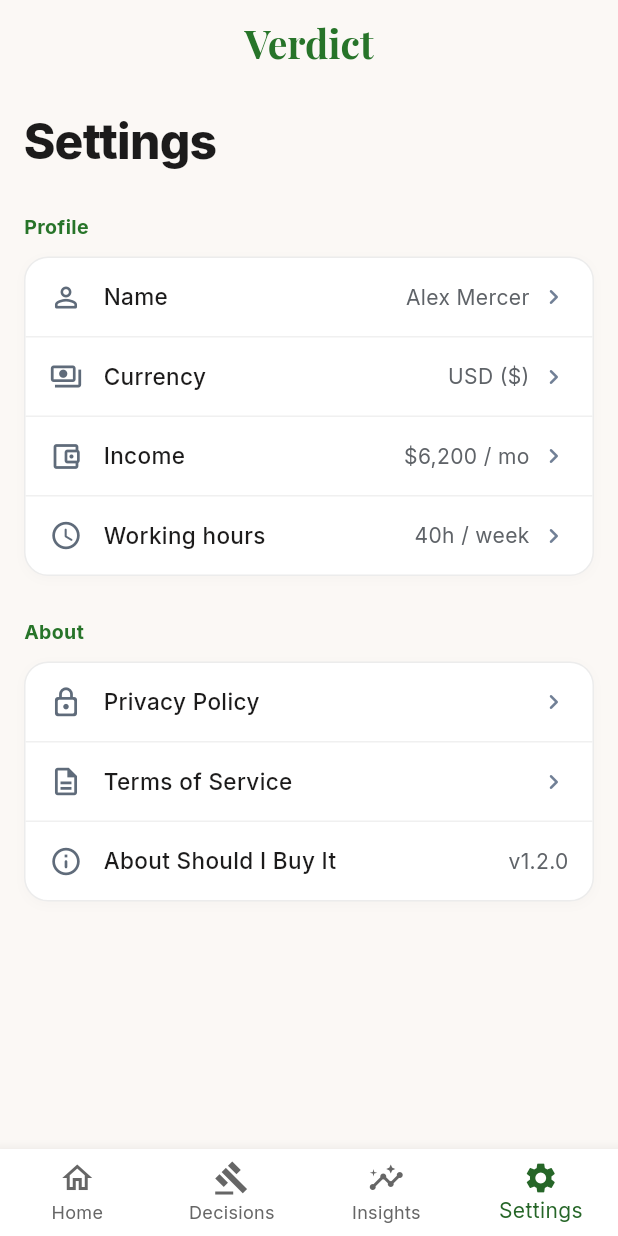
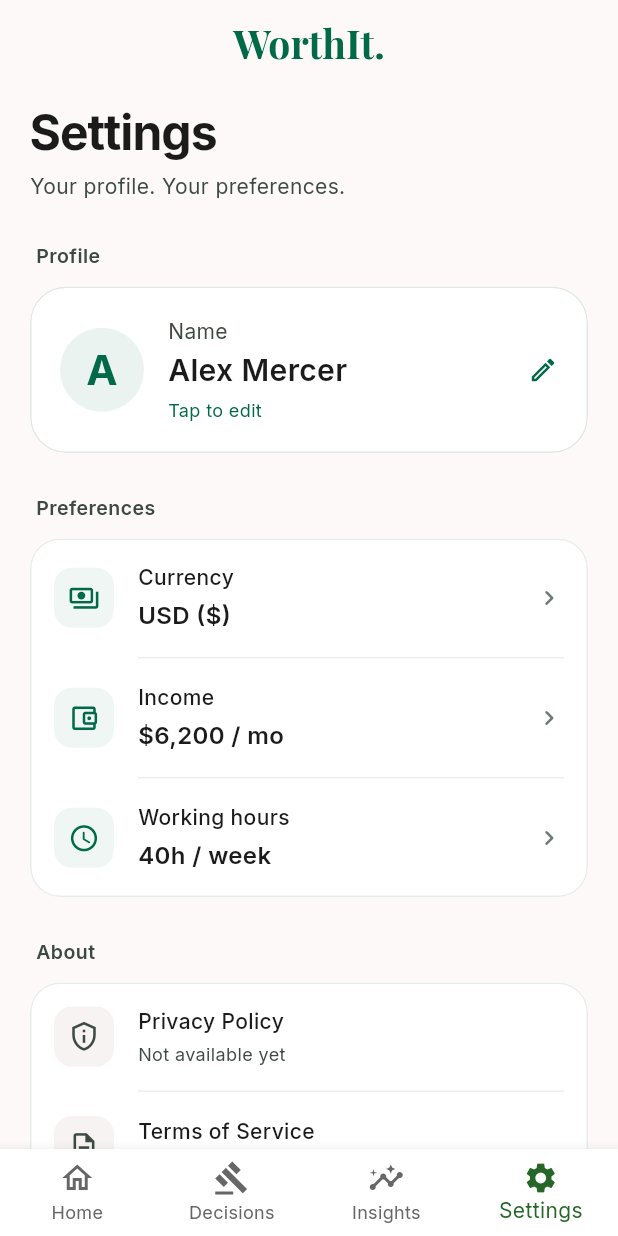
Before and after one commit to i-Abdulhaseeb/WorthItApp, a Flutter app: the screen it shows after launch, item 4 of the bottom bar chosen, on a phone screen of 412 x 824 dp. Run offline on Flutter 3.47's test engine with Material 3 defaults, Android fonts, the phone set to English and light mode, and no system bars; our stand-ins replace firebase_ai, firebase_core, get, google_fonts, hive, hive_flutter and 1 more; missing offline and left inert: firebase_app_check; accounts and stored records are empty.

Commit message:
Refresh Settings UI with profile card and grouped preferences

```diff
--- a/lib/features/settings/views/settings_view.dart
+++ b/lib/features/settings/views/settings_view.dart
@@ -2,6 +2,8 @@ import 'package:flutter/material.dart';
 import 'package:get/get.dart';
 import 'package:google_fonts/google_fonts.dart';
 
+import '../../../app/theme/app_colors.dart';
+import '../../../app/theme/app_text_styles.dart';
 import '../controllers/settings_controller.dart';
 import '../widgets/currency_popup.dart';
 import '../widgets/income_popup.dart';
@@ -9,180 +11,280 @@ import '../widgets/name_popup.dart';
 import '../widgets/settings_tile.dart';
 import '../widgets/working_hours_popup.dart';
 
-/// Settings and preferences view
+/// Profile and preferences, using the same palette as the purchase flow.
 class SettingsView extends GetView<SettingsController> {
   const SettingsView({super.key});
 
   @override
   Widget build(BuildContext context) {
     return Scaffold(
-      backgroundColor: const Color(0xFFFBF8F5),
+      backgroundColor: AppColors.surface,
       appBar: AppBar(
-        backgroundColor: const Color(0xFFFBF8F5),
+        backgroundColor: AppColors.surface,
         elevation: 0,
+        scrolledUnderElevation: 0,
         automaticallyImplyLeading: false,
         centerTitle: true,
         title: Text(
-          "Verdict",
+          'WorthIt.',
           style: GoogleFonts.playfairDisplay(
-            color: const Color.fromARGB(255, 39, 116, 41),
-            fontWeight: FontWeight.bold,
+            color: AppColors.primary,
+            fontWeight: FontWeight.w700,
             fontSize: 26,
           ),
         ),
       ),
-      body: SingleChildScrollView(
-        padding: const EdgeInsets.fromLTRB(16, 8, 16, 32),
+      body: SafeArea(
+        top: false,
+        child: SingleChildScrollView(
+          child: Align(
+            alignment: Alignment.topCenter,
+            child: ConstrainedBox(
+              constraints: const BoxConstraints(maxWidth: 640),
+              child: Padding(
+                padding: const EdgeInsets.fromLTRB(20, 12, 20, 32),
                 child: Column(
-          crossAxisAlignment: CrossAxisAlignment.start,
+                  crossAxisAlignment: CrossAxisAlignment.stretch,
                   children: [
-            const SizedBox(height: 8),
+                    Text('Settings', style: AppTextStyles.display),
+                    const SizedBox(height: 6),
                     Text(
-              "Settings",
-              style: GoogleFonts.inter(
-                fontSize: 32,
-                fontWeight: FontWeight.w800,
-                color: const Color(0xFF1C1B1B),
-                letterSpacing: -0.5,
+                      'Your profile. Your preferences.',
+                      style: AppTextStyles.bodySm,
+                    ),
+                    const SizedBox(height: 28),
+                    const _SectionTitle('Profile'),
+                    Obx(
+                      () => _ProfileCard(
+                        name: controller.userName.value,
+                        onTap: () => NamePopup.show(context),
                       ),
                     ),
-            const SizedBox(height: 24),
-
-            // Profile Section
-            Text(
-              "Profile",
-              style: GoogleFonts.inter(
-                fontSize: 13,
-                fontWeight: FontWeight.w700,
-                color: const Color.fromARGB(255, 39, 116, 41),
-              ),
-            ),
-            const SizedBox(height: 10),
-            Container(
-              decoration: BoxDecoration(
-                color: Colors.white,
-                borderRadius: BorderRadius.circular(16),
-                border: Border.all(color: const Color(0xFFECECEC), width: 1),
-                boxShadow: [
-                  BoxShadow(
-                    color: Colors.black.withValues(alpha: 0.02),
-                    blurRadius: 6,
-                    offset: const Offset(0, 2),
-                  ),
-                ],
-              ),
-              clipBehavior: Clip.antiAlias,
-              child: Obx(
-                () => Column(
+                    const SizedBox(height: 28),
+                    const _SectionTitle('Preferences'),
+                    Obx(
+                      () => _SettingsGroup(
                         children: [
                           SettingsTile(
-                      icon: Icons.person_outline_rounded,
-                      title: "Name",
-                      value: controller.userName.value,
-                      onTap: () => NamePopup.show(context),
-                    ),
-                    const Divider(
-                      height: 1,
-                      thickness: 1,
-                      color: Color(0xFFF0F0F0),
-                    ),
-                    SettingsTile(
                             icon: Icons.payments_outlined,
-                      title: "Currency",
+                            title: 'Currency',
                             value: controller.currency.value,
                             onTap: () => CurrencyPopup.show(context),
                           ),
-                    const Divider(
-                      height: 1,
-                      thickness: 1,
-                      color: Color(0xFFF0F0F0),
-                    ),
                           SettingsTile(
                             icon: Icons.account_balance_wallet_outlined,
-                      title: "Income",
+                            title: 'Income',
                             value: controller.income.value,
                             onTap: () => IncomePopup.show(context),
                           ),
-                    const Divider(
-                      height: 1,
-                      thickness: 1,
-                      color: Color(0xFFF0F0F0),
-                    ),
                           SettingsTile(
-                      icon: Icons.access_time_rounded,
-                      title: "Working hours",
+                            icon: Icons.schedule_rounded,
+                            title: 'Working hours',
                             value: controller.workingHours.value,
                             onTap: () => WorkingHoursPopup.show(context),
                           ),
                         ],
                       ),
                     ),
+                    const SizedBox(height: 28),
+                    const _SectionTitle('About'),
+                    _SettingsGroup(
+                      children: [
+                        const SettingsTile(
+                          icon: Icons.privacy_tip_outlined,
+                          title: 'Privacy Policy',
+                          subtitle: 'Not available yet',
+                          showChevron: false,
                         ),
-            const SizedBox(height: 28),
-
-            // About Section
-            Text(
-              "About",
-              style: GoogleFonts.inter(
-                fontSize: 13,
-                fontWeight: FontWeight.w700,
-                color: const Color.fromARGB(255, 39, 116, 41),
+                        const SettingsTile(
+                          icon: Icons.description_outlined,
+                          title: 'Terms of Service',
+                          subtitle: 'Not available yet',
+                          showChevron: false,
                         ),
+                        Obx(
+                          () => SettingsTile(
+                            icon: Icons.info_outline_rounded,
+                            title: 'About WorthIt',
+                            value: controller.appVersion.value,
+                            onTap: () => _showAbout(context),
                           ),
-            const SizedBox(height: 10),
-            Container(
-              decoration: BoxDecoration(
-                color: Colors.white,
-                borderRadius: BorderRadius.circular(16),
-                border: Border.all(color: const Color(0xFFECECEC), width: 1),
-                boxShadow: [
-                  BoxShadow(
-                    color: Colors.black.withValues(alpha: 0.02),
-                    blurRadius: 6,
-                    offset: const Offset(0, 2),
                         ),
                       ],
                     ),
-              clipBehavior: Clip.antiAlias,
-              child: Obx(
-                () => Column(
-                  children: [
-                    SettingsTile(
-                      icon: Icons.lock_outline_rounded,
-                      title: "Privacy Policy",
-                      showChevron: true,
-                      onTap: () {},
-                    ),
-                    const Divider(
-                      height: 1,
-                      thickness: 1,
-                      color: Color(0xFFF0F0F0),
-                    ),
-                    SettingsTile(
-                      icon: Icons.description_outlined,
-                      title: "Terms of Service",
-                      showChevron: true,
-                      onTap: () {},
-                    ),
-                    const Divider(
-                      height: 1,
-                      thickness: 1,
-                      color: Color(0xFFF0F0F0),
-                    ),
-                    SettingsTile(
-                      icon: Icons.info_outline_rounded,
-                      title: "About Should I Buy It",
-                      value: controller.appVersion.value,
-                      showChevron: false,
-                      onTap: () {},
+                    const SizedBox(height: 28),
+                    Text(
+                      'A little thought before every purchase.',
+                      textAlign: TextAlign.center,
+                      style: AppTextStyles.bodySm.copyWith(fontSize: 12),
                     ),
                   ],
                 ),
               ),
             ),
+          ),
+        ),
+      ),
+    );
+  }
+
+  void _showAbout(BuildContext context) {
+    showAboutDialog(
+      context: context,
+      applicationName: 'WorthIt',
+      applicationVersion: controller.appVersion.value,
+      applicationIcon: const Icon(
+        Icons.account_balance_wallet_outlined,
+        color: AppColors.primary,
+        size: 36,
+      ),
+      children: [
+        Text(
+          'Think through your next purchase with a clear Buy, Wait, '
+          "or Don't Buy verdict.",
+          style: AppTextStyles.bodySm,
+        ),
       ],
+    );
+  }
+}
+
+class _SectionTitle extends StatelessWidget {
+  const _SectionTitle(this.title);
+
+  final String title;
+
+  @override
+  Widget build(BuildContext context) {
+    return Padding(
+      padding: const EdgeInsets.only(left: 4, bottom: 12),
+      child: Text(
+        title,
+        style: AppTextStyles.labelBold.copyWith(
+          color: AppColors.onSurfaceVariant,
+          fontSize: 13,
+          letterSpacing: 0.3,
         ),
       ),
     );
   }
 }
+
+class _ProfileCard extends StatelessWidget {
+  const _ProfileCard({required this.name, required this.onTap});
+
+  final String name;
+  final VoidCallback onTap;
+
+  @override
+  Widget build(BuildContext context) {
+    final displayName = name.trim();
+    final initial = displayName.isEmpty
+        ? 'W'
+        : displayName.characters.first.toUpperCase();
+
+    return Material(
+      color: AppColors.surfaceContainerLowest,
+      shape: RoundedRectangleBorder(
+        borderRadius: BorderRadius.circular(24),
+        side: BorderSide(
+          color: AppColors.outlineVariant.withValues(alpha: 0.45),
+        ),
+      ),
+      clipBehavior: Clip.antiAlias,
+      child: InkWell(
+        onTap: onTap,
+        child: Padding(
+          padding: const EdgeInsets.all(20),
+          child: Row(
+            children: [
+              ExcludeSemantics(
+                child: Container(
+                  width: 56,
+                  height: 56,
+                  padding: const EdgeInsets.all(10),
+                  decoration: BoxDecoration(
+                    color: AppColors.primary.withValues(alpha: 0.08),
+                    shape: BoxShape.circle,
+                  ),
+                  child: FittedBox(
+                    fit: BoxFit.scaleDown,
+                    child: Text(
+                      initial,
+                      style: AppTextStyles.headline.copyWith(
+                        color: AppColors.primary,
+                      ),
+                    ),
+                  ),
+                ),
+              ),
+              const SizedBox(width: 16),
+              Expanded(
+                child: Column(
+                  crossAxisAlignment: CrossAxisAlignment.start,
+                  children: [
+                    Text('Name', style: AppTextStyles.bodySm),
+                    const SizedBox(height: 2),
+                    Text(
+                      displayName.isEmpty ? 'Your name' : displayName,
+                      style: AppTextStyles.sectionTitle,
+                    ),
+                    const SizedBox(height: 4),
+                    Text(
+                      'Tap to edit',
+                      style: AppTextStyles.bodySm.copyWith(
+                        color: AppColors.primary,
+                        fontSize: 12,
+                      ),
+                    ),
+                  ],
+                ),
+              ),
+              const SizedBox(width: 12),
+              const Icon(
+                Icons.edit_outlined,
+                color: AppColors.primary,
+                size: 20,
+              ),
+            ],
+          ),
+        ),
+      ),
+    );
+  }
+}
+
+class _SettingsGroup extends StatelessWidget {
+  const _SettingsGroup({required this.children});
+
+  final List<Widget> children;
+
+  @override
+  Widget build(BuildContext context) {
+    return Material(
+      color: AppColors.surfaceContainerLowest,
+      shape: RoundedRectangleBorder(
+        borderRadius: BorderRadius.circular(20),
+        side: BorderSide(
+          color: AppColors.outlineVariant.withValues(alpha: 0.35),
+        ),
+      ),
+      clipBehavior: Clip.antiAlias,
+      child: Column(
+        children: [
+          for (var index = 0; index < children.length; index++) ...[
+            if (index > 0)
+              const Divider(
+                height: 1,
+                thickness: 1,
+                indent: 72,
+                endIndent: 16,
+                color: AppColors.surfaceContainer,
+              ),
+            children[index],
+          ],
+        ],
+      ),
+    );
+  }
+}
--- a/lib/features/settings/widgets/settings_tile.dart
+++ b/lib/features/settings/widgets/settings_tile.dart
@@ -1,11 +1,14 @@
 import 'package:flutter/material.dart';
-import 'package:google_fonts/google_fonts.dart';
 
-/// Single item tile in settings view
+import '../../../app/theme/app_colors.dart';
+import '../../../app/theme/app_text_styles.dart';
+
+/// A setting with a wrapping value and an optional, real action.
 class SettingsTile extends StatelessWidget {
   final IconData icon;
   final String title;
   final String? value;
+  final String? subtitle;
   final bool showChevron;
   final VoidCallback? onTap;
 
@@ -14,55 +17,78 @@ class SettingsTile extends StatelessWidget {
     required this.icon,
     required this.title,
     this.value,
+    this.subtitle,
     this.showChevron = true,
     this.onTap,
   });
 
   @override
   Widget build(BuildContext context) {
-    return Material(
-      color: Colors.transparent,
-      child: InkWell(
-        onTap: onTap ?? () {},
+    final isInteractive = onTap != null;
+
+    return InkWell(
+      onTap: onTap,
       child: Padding(
-          padding: const EdgeInsets.symmetric(horizontal: 16, vertical: 15),
+        padding: const EdgeInsets.symmetric(horizontal: 16, vertical: 16),
         child: Row(
           children: [
-              Icon(
+            Container(
+              width: 40,
+              height: 40,
+              decoration: BoxDecoration(
+                color: isInteractive
+                    ? AppColors.primary.withValues(alpha: 0.06)
+                    : AppColors.surfaceContainerLow,
+                borderRadius: BorderRadius.circular(12),
+              ),
+              child: Icon(
                 icon,
-                size: 22,
-                color: const Color(0xFF5F6B7A),
+                size: 21,
+                color: isInteractive
+                    ? AppColors.primary
+                    : AppColors.onSurfaceVariant,
               ),
-              const SizedBox(width: 14),
+            ),
+            const SizedBox(width: 16),
             Expanded(
-                child: Text(
+              child: Column(
+                crossAxisAlignment: CrossAxisAlignment.start,
+                children: [
+                  Text(
                     title,
-                  style: GoogleFonts.inter(
-                    fontSize: 15,
+                    style: AppTextStyles.bodySm.copyWith(
                       fontWeight: FontWeight.w500,
-                    color: const Color(0xFF1C1B1B),
-                  ),
+                      color: AppColors.onSurface,
                     ),
                   ),
                   if (value != null) ...[
+                    const SizedBox(height: 3),
                     Text(
                       value!,
-                  style: GoogleFonts.inter(
-                    fontSize: 14,
-                    fontWeight: FontWeight.w400,
-                    color: const Color(0xFF5F6368),
+                      style: AppTextStyles.bodyLg.copyWith(
+                        fontWeight: FontWeight.w600,
                       ),
                     ),
-                if (showChevron) const SizedBox(width: 6),
                   ],
-              if (showChevron)
+                  if (subtitle != null) ...[
+                    const SizedBox(height: 3),
+                    Text(
+                      subtitle!,
+                      style: AppTextStyles.bodySm.copyWith(fontSize: 12),
+                    ),
+                  ],
+                ],
+              ),
+            ),
+            if (showChevron && isInteractive) ...[
+              const SizedBox(width: 12),
               const Icon(
                 Icons.chevron_right_rounded,
                 size: 20,
-                  color: Color(0xFF718096),
+                color: AppColors.outline,
               ),
             ],
-          ),
+          ],
         ),
       ),
     );
```
Lines whose indentation alone changed are shown as unchanged.
